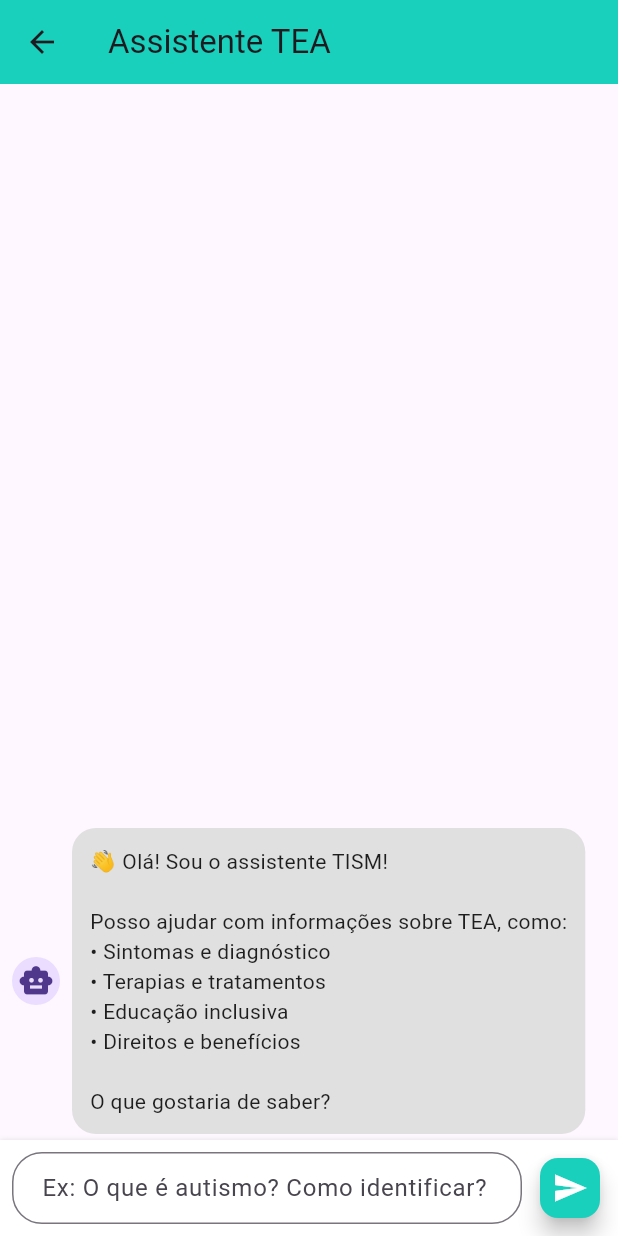
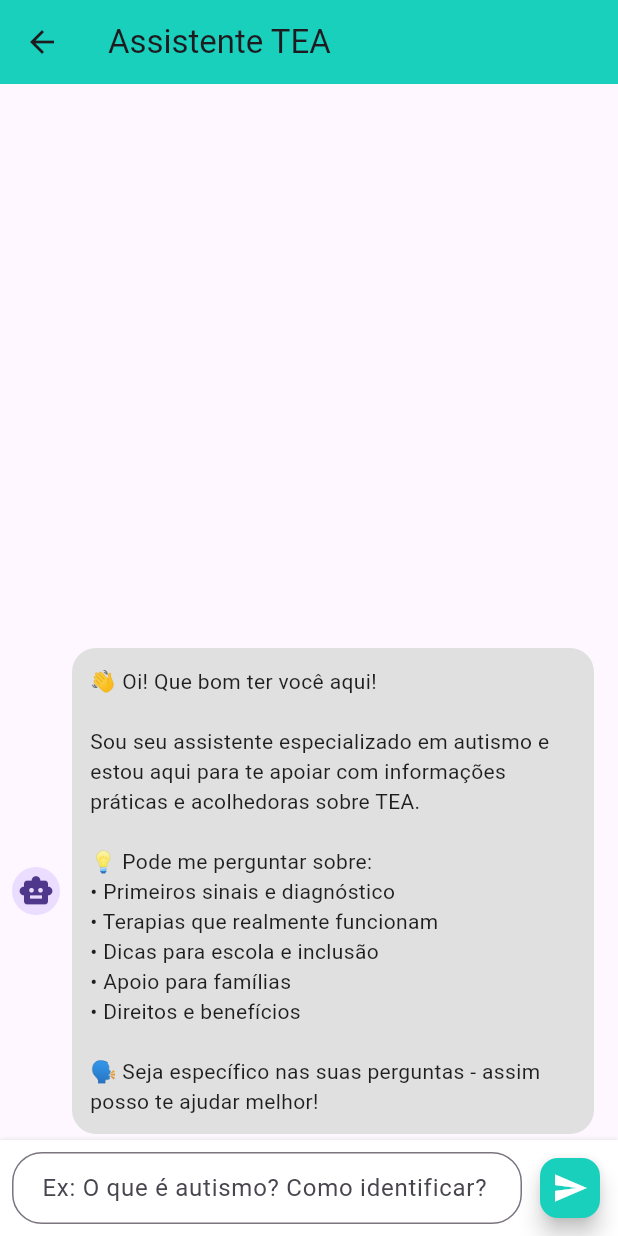
Before and after one commit to GabrielFaria1509/ProjetoFetin, a Flutter app: the ChatScreen screen opened directly, on a phone screen of 412 x 824 dp. Run offline on Flutter 3.47's test engine with Material 3 defaults, Android fonts, the phone set to English and light mode, and no system bars; our stand-ins replace image_picker, shared_preferences; missing offline and left inert: flutter_pdfview; accounts and stored records are empty.

Commit message:
Chatbot com respostas elaboradas e empáticas - linguagem acessível e apoio de qualidade

```diff
--- a/frontend-flutter/tism/lib/views/chatbot/chat_screen.dart
+++ b/frontend-flutter/tism/lib/views/chatbot/chat_screen.dart
@@ -19,7 +19,7 @@ class _ChatScreenState extends State<ChatScreen> {
     super.initState();
     // Mensagem de boas-vindas
     _messages.add(ChatMessage(
-      text: '👋 Olá! Sou o assistente TISM! \n\nPosso ajudar com informações sobre TEA, como:\n• Sintomas e diagnóstico\n• Terapias e tratamentos\n• Educação inclusiva\n• Direitos e benefícios\n\nO que gostaria de saber?',
+      text: '👋 Oi! Que bom ter você aqui! \n\nSou seu assistente especializado em autismo e estou aqui para te apoiar com informações práticas e acolhedoras sobre TEA.\n\n💡 Pode me perguntar sobre:\n• Primeiros sinais e diagnóstico\n• Terapias que realmente funcionam\n• Dicas para escola e inclusão\n• Apoio para famílias\n• Direitos e benefícios\n\n🗣️ Seja específico nas suas perguntas - assim posso te ajudar melhor!',
       isUser: false,
     ));
   }
--- a/frontend-flutter/tism/lib/views/chatbot/chatbot_service.dart
+++ b/frontend-flutter/tism/lib/views/chatbot/chatbot_service.dart
@@ -29,64 +29,64 @@ class ChatbotService {
 
     // Saudações
     if (msg.contains('oi') || msg.contains('olá') || msg.contains('bom dia') || msg.contains('boa tarde') || msg.contains('boa noite')) {
-      return '👋 Olá! Sou o assistente TISM, especializado em TEA. Como posso ajudar você hoje? Posso falar sobre sintomas, diagnóstico, terapias, educação e muito mais!';
+      return '👋 Olá! Que bom ter você aqui! Sou seu assistente especializado em autismo e estou aqui para te apoiar. Pode me perguntar qualquer coisa sobre TEA - desde os primeiros sinais até dicas práticas do dia a dia. O que você gostaria de saber?';
     }
 
     // Agradecimentos
     if (msg.contains('obrigad') || msg.contains('valeu') || msg.contains('brigad')) {
-      return '😊 Fico feliz em ajudar! Se tiver mais dúvidas sobre TEA, estarei sempre aqui. Lembre-se: cada pessoa no espectro é única e especial!';
+      return '😊 Fico muito feliz em poder ajudar! Lembre-se: você não está sozinho nessa jornada. Cada pessoa com autismo é única e especial, e cada pequeno passo é uma grande conquista. Sempre que precisar, estarei aqui!';
     }
 
-    // TEA Geral
+    // TEA Geral - Explicação acessível
     if (msg.contains('o que é') && (msg.contains('autismo') || msg.contains('tea'))) {
-      return '🧠 O TEA (Transtorno do Espectro Autista) é uma condição neurológica que afeta:\n\n• Comunicação e linguagem\n• Interação social\n• Comportamentos e interesses\n\nÉ chamado "espectro" porque os sintomas variam muito entre as pessoas. Cada indivíduo é único!';
+      return '💙 O autismo (TEA) é uma forma diferente de ver e sentir o mundo. Imagine que cada pessoa tem um "sistema operacional" único no cérebro:\n\n🧠 Algumas pessoas processam informações de forma diferente\n💬 Podem se comunicar de maneiras únicas\n👥 Têm seu próprio jeito de se relacionar\n🎯 Podem ter interesses super intensos em coisas específicas\n\nNão é doença - é uma condição neurológica que faz parte de quem a pessoa é. E cada pessoa com autismo é completamente única!';
     }
 
     if (msg.contains('autismo') || msg.contains('tea')) {
-      return '💙 O autismo é uma forma diferente de perceber e interagir com o mundo. Pessoas com TEA podem ter habilidades incríveis e contribuições valiosas para a sociedade!';
+      return '🌟 O autismo é como ter um cérebro que funciona de forma especial! Pessoas com TEA podem ter talentos incríveis, memória fantástica, atenção aos detalhes e formas únicas de ver o mundo. É uma diferença, não um defeito!';
     }
 
-    // Sintomas e Sinais
-    if (msg.contains('sintoma') || msg.contains('sinal') || msg.contains('como identificar')) {
-      return '🔍 Sinais precoces do TEA:\n\n👁️ Dificuldade no contato visual\n🗣️ Atraso ou diferenças na fala\n🔄 Comportamentos repetitivos\n👥 Dificuldades na interação social\n🎯 Interesses muito específicos\n\n⚠️ Importante: Apenas profissionais podem fazer diagnóstico!';
+    // Sintomas - Linguagem mais humana
+    if (msg.contains('sintoma') || msg.contains('sinal') || msg.contains('como identificar') || msg.contains('como saber')) {
+      return '🔍 Sinais que podem indicar autismo (lembre-se: só um profissional pode confirmar):\n\n👀 **Comunicação:**\n• Pouco contato visual\n• Demora para falar ou fala de forma diferente\n• Repete palavras ou frases\n\n🤝 **Relacionamento:**\n• Prefere brincar sozinho\n• Dificuldade para fazer amigos\n• Não aponta para mostrar coisas\n\n🔄 **Comportamentos:**\n• Movimentos repetitivos (balançar, bater palmas)\n• Rotinas muito rígidas\n• Interesses muito específicos\n\n💡 Cada criança é única - alguns sinais podem aparecer, outros não!';
     }
 
-    // Diagnóstico
-    if (msg.contains('diagnóstico') || msg.contains('como diagnosticar')) {
-      return '🏥 O diagnóstico do TEA:\n\n👨‍⚕️ Feito por profissionais especializados\n📋 Baseado em observação comportamental\n🧩 Avaliações específicas (ADOS, ADI-R)\n⏰ Pode ser feito a partir dos 18 meses\n\n🔍 Procure: neuropediatra, psiquiatra ou psicólogo especializado.';
+    // Diagnóstico - Mais acolhedor
+    if (msg.contains('diagnóstico') || msg.contains('como diagnosticar') || msg.contains('médico')) {
+      return '🏥 **Como funciona o diagnóstico:**\n\nO diagnóstico é como montar um quebra-cabeças - o profissional observa vários aspectos da vida da pessoa:\n\n👨‍⚕️ **Quem procurar:**\n• Neuropediatra (para crianças)\n• Psiquiatra ou psicólogo especializado\n• Equipe multidisciplinar\n\n📋 **O que acontece:**\n• Conversas com a família\n• Observação do comportamento\n• Testes específicos (quando necessário)\n• Acompanhamento ao longo do tempo\n\n⏰ **Quando:** Pode ser feito desde bem pequeno (18 meses)\n\n💙 Lembre-se: o diagnóstico é o primeiro passo para conseguir o apoio certo!';
     }
 
-    // Terapias
-    if (msg.contains('terapia') || msg.contains('tratamento') || msg.contains('aba')) {
-      return '🎯 Principais terapias para TEA:\n\n🧩 ABA - Análise do Comportamento Aplicada\n🗣️ Fonoaudiologia - comunicação\n🤲 Terapia Ocupacional - habilidades diárias\n💭 Psicoterapia - aspectos emocionais\n🎵 Musicoterapia - expressão e socialização\n\n✨ O tratamento deve ser personalizado!';
+    // Terapias - Explicação prática
+    if (msg.contains('terapia') || msg.contains('tratamento') || msg.contains('aba') || msg.contains('ajuda')) {
+      return '🎯 **Terapias que podem ajudar muito:**\n\n🧩 **ABA (Análise do Comportamento):**\nEnsina habilidades do dia a dia de forma divertida e estruturada\n\n🗣️ **Fonoaudiologia:**\nAjuda na comunicação - falar, entender e se expressar\n\n🤲 **Terapia Ocupacional:**\nEnsina atividades práticas como escovar dentes, amarrar sapatos\n\n💭 **Psicoterapia:**\nAjuda com sentimentos e emoções\n\n🎵 **Outras opções:**\nMusicoterapia, equoterapia, natação...\n\n✨ **O segredo:** Cada pessoa precisa de um "mix" diferente de terapias. O importante é começar cedo e ser consistente!';
     }
 
-    // Educação
-    if (msg.contains('escola') || msg.contains('educação') || msg.contains('inclusão')) {
-      return '🏫 Inclusão escolar no TEA:\n\n📚 Direito garantido por lei\n👩‍🏫 Apoio pedagógico especializado\n🔧 Adaptações curriculares\n👥 Mediador escolar quando necessário\n🤝 Parceria família-escola\n\n💡 Cada criança tem seu ritmo de aprendizagem!';
+    // Educação - Mais esperançoso
+    if (msg.contains('escola') || msg.contains('educação') || msg.contains('inclusão') || msg.contains('estudar')) {
+      return '🏫 **Escola e autismo - sim, é possível!**\n\n📚 **Seus direitos:**\n• Toda criança tem direito à educação\n• A escola deve se adaptar à criança\n• Apoio especializado quando necessário\n\n👩‍🏫 **Como funciona:**\n• Professor de apoio (se precisar)\n• Adaptações nas atividades\n• Ambiente mais tranquilo para provas\n• Comunicação constante família-escola\n\n💡 **Dicas importantes:**\n• Converse sempre com os professores\n• Explique as necessidades do seu filho\n• Celebre cada conquista, por menor que seja\n• Lembre-se: cada criança aprende no seu tempo\n\n🌟 Muitas crianças com autismo se dão super bem na escola!';
     }
 
-    // Família
-    if (msg.contains('família') || msg.contains('pais') || msg.contains('como ajudar')) {
-      return '👨‍👩‍👧‍👦 Dicas para famílias:\n\n💙 Aceite e ame incondicionalmente\n📅 Mantenha rotinas estruturadas\n🗣️ Comunique-se de forma clara\n🎯 Celebre pequenas conquistas\n🤝 Busque apoio profissional\n👥 Conecte-se com outras famílias\n\n🌟 Você não está sozinho nessa jornada!';
+    // Família - Mais acolhedor e prático
+    if (msg.contains('família') || msg.contains('pais') || msg.contains('como ajudar') || msg.contains('mãe') || msg.contains('pai')) {
+      return '👨‍👩‍👧‍👦 **Para famílias - vocês são incríveis!**\n\n💙 **Primeiros passos:**\n• Aceite que seu filho é perfeito do jeito que é\n• Aprenda sobre autismo, mas lembre-se: seu filho é único\n• Conecte-se com outras famílias\n\n🏠 **No dia a dia:**\n• Crie rotinas previsíveis (café da manhã, banho, dormir)\n• Use comunicação visual (desenhos, fotos)\n• Celebre pequenas conquistas\n• Tenha paciência - desenvolvimento leva tempo\n\n🤝 **Cuidando de você:**\n• Peça ajuda quando precisar\n• Reserve tempo para si mesmo\n• Não se compare com outras famílias\n• Confie no seu instinto de pai/mãe\n\n🌟 Você conhece seu filho melhor que ninguém!';
     }
 
-    // Comportamentos
-    if (msg.contains('comportamento') || msg.contains('crise') || msg.contains('birra')) {
-      return '🧘‍♀️ Lidando com comportamentos:\n\n🔍 Identifique os gatilhos\n😌 Mantenha a calma\n🔄 Use estratégias de regulação\n⏰ Respeite o tempo da pessoa\n🎯 Ofereça alternativas\n💪 Seja consistente\n\n📞 Em crises intensas, busque ajuda profissional.';
+    // Comportamentos - Mais empático
+    if (msg.contains('comportamento') || msg.contains('crise') || msg.contains('birra') || msg.contains('agressivo')) {
+      return '🧘‍♀️ **Entendendo comportamentos difíceis:**\n\nPrimeiro: comportamentos "difíceis" são formas de comunicação!\n\n🔍 **Por que acontece:**\n• Sobrecarga sensorial (muito barulho, luz)\n• Mudança na rotina\n• Frustração por não conseguir se expressar\n• Cansaço ou fome\n\n😌 **O que fazer:**\n• Mantenha a calma (respire fundo!)\n• Tente identificar o que causou\n• Ofereça um ambiente mais calmo\n• Use poucas palavras, tom suave\n• Dê tempo para a pessoa se acalmar\n\n💡 **Prevenção:**\n• Mantenha rotinas\n• Avise sobre mudanças com antecedência\n• Ensine formas de pedir ajuda\n\n🤗 Lembre-se: não é birra, é comunicação!';
     }
 
-    // Direitos
-    if (msg.contains('direito') || msg.contains('lei') || msg.contains('benefício')) {
-      return '⚖️ Direitos da pessoa com TEA:\n\n🎫 Cartão de prioridade\n🚌 Passe livre no transporte\n💰 BPC (Benefício de Prestação Continuada)\n🏥 Atendimento prioritário\n🏫 Educação inclusiva\n💼 Cotas no mercado de trabalho\n\n📋 Lei 12.764/2012 - Lei Berenice Piana';
+    // Direitos - Mais empoderador
+    if (msg.contains('direito') || msg.contains('lei') || msg.contains('benefício') || msg.contains('gratuito')) {
+      return '⚖️ **Seus direitos - conheça e use!**\n\n🎫 **Prioridade em filas e atendimentos**\n(Cartão de identificação da pessoa com TEA)\n\n🚌 **Transporte gratuito**\n(Passe livre intermunicipal)\n\n💰 **BPC - Benefício de Prestação Continuada**\n(1 salário mínimo mensal)\n\n🏥 **Atendimento de saúde especializado**\n(Pelo SUS, sem fila de espera)\n\n🏫 **Educação inclusiva garantida**\n(Professor de apoio quando necessário)\n\n💼 **Cotas no mercado de trabalho**\n(Para jovens e adultos)\n\n📋 **Base legal:** Lei 12.764/2012 (Lei Berenice Piana)\n\n💪 Não tenha vergonha de usar seus direitos!';
     }
 
-    // Desenvolvimento
-    if (msg.contains('desenvolvimento') || msg.contains('habilidade')) {
-      return '🌱 Desenvolvimento no TEA:\n\n🧠 Cada pessoa tem seu ritmo\n💪 Foque nas potencialidades\n🎯 Estimule habilidades sociais\n🗣️ Trabalhe a comunicação\n🎨 Explore talentos especiais\n⏰ Tenha paciência e persistência\n\n✨ Pequenos progressos são grandes vitórias!';
+    // Desenvolvimento - Mais motivador
+    if (msg.contains('desenvolvimento') || msg.contains('habilidade') || msg.contains('progresso') || msg.contains('melhora')) {
+      return '🌱 **Desenvolvimento no autismo - cada conquista importa!**\n\n🧠 **A verdade:**\n• Cada pessoa tem seu próprio ritmo\n• Desenvolvimento pode acontecer a vida toda\n• Pequenos passos são grandes vitórias\n\n💪 **Foque nas potencialidades:**\n• Memória incrível para detalhes\n• Honestidade e lealdade\n• Talentos especiais em áreas específicas\n• Forma única de ver o mundo\n\n🎯 **Como estimular:**\n• Use os interesses da pessoa como ponte\n• Ensine habilidades sociais de forma prática\n• Trabalhe comunicação todos os dias\n• Crie oportunidades de interação\n\n⏰ **Tenha paciência:**\n• Progressos podem ser lentos, mas são reais\n• Às vezes há retrocessos - é normal\n• Cada pessoa tem seu tempo\n\n✨ Acredite no potencial - ele existe!';
     }
 
-    // Resposta padrão mais inteligente
-    return '🤖 Entendi sua pergunta! Sou especializado em TEA e posso ajudar com:\n\n• Sintomas e diagnóstico\n• Terapias e tratamentos\n• Educação e inclusão\n• Direitos e benefícios\n• Apoio familiar\n• Desenvolvimento\n\n💡 Reformule sua pergunta ou escolha um tópico. Também temos artigos no Feed Educativo!';
+    // Resposta padrão mais acolhedora
+    return '🤗 Entendi que você quer saber mais sobre autismo! Estou aqui para te ajudar de forma prática e acolhedora.\n\n💡 **Posso te ajudar com:**\n• Como identificar sinais\n• Processo de diagnóstico\n• Terapias que funcionam\n• Dicas para escola\n• Apoio para família\n• Direitos e benefícios\n• Desenvolvimento e habilidades\n\n🗣️ **Dica:** Seja mais específico na sua pergunta! Por exemplo:\n"Como saber se meu filho tem autismo?"\n"Que terapias ajudam?"\n"Como lidar com crises?"\n\n📚 Também temos artigos completos no Feed Educativo!';
   }
 }
```
